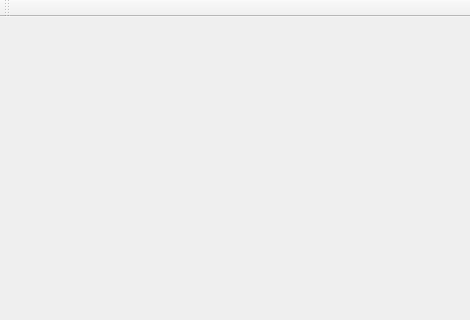
Before: the Qt Designer form core/ui/MainWindow.ui in KROIA/CmakeLibCreator, drawn with Qt 5; both pictures show x 0 to 470 and y 0 to 320 of the 470 by 557 pixel window.
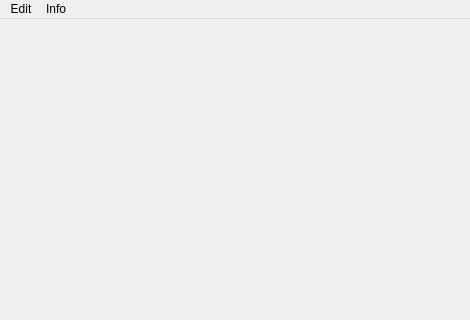
After: the same form once the commit is applied.

The edit to the form file:
```diff
--- a/core/ui/MainWindow.ui
+++ b/core/ui/MainWindow.ui
@@ -51,17 +51,24 @@
      <x>0</x>
      <y>0</y>
      <width>470</width>
-     <height>22</height>
+     <height>21</height>
     </rect>
    </property>
-  </widget>
-  <widget class="QToolBar" name="mainToolBar">
-   <attribute name="toolBarArea">
-    <enum>TopToolBarArea</enum>
-   </attribute>
-   <attribute name="toolBarBreak">
-    <bool>false</bool>
-   </attribute>
+   <widget class="QMenu" name="menuInfo">
+    <property name="title">
+     <string>Info</string>
+    </property>
+    <addaction name="actionVersion"/>
+    <addaction name="actionAbout"/>
+   </widget>
+   <widget class="QMenu" name="menuEdit">
+    <property name="title">
+     <string>Edit</string>
+    </property>
+    <addaction name="actionSettings"/>
+   </widget>
+   <addaction name="menuEdit"/>
+   <addaction name="menuInfo"/>
   </widget>
   <widget class="QStatusBar" name="statusBar"/>
  </widget>
```
Left out of the diff: 15 changed lines with no effect on the pictures.
